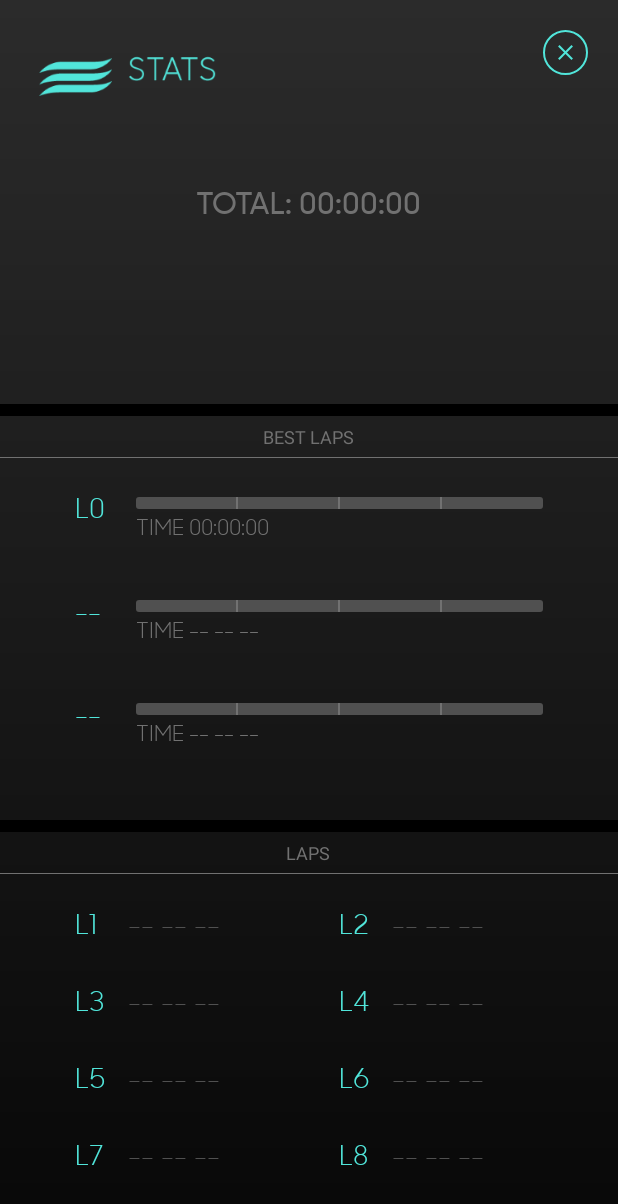
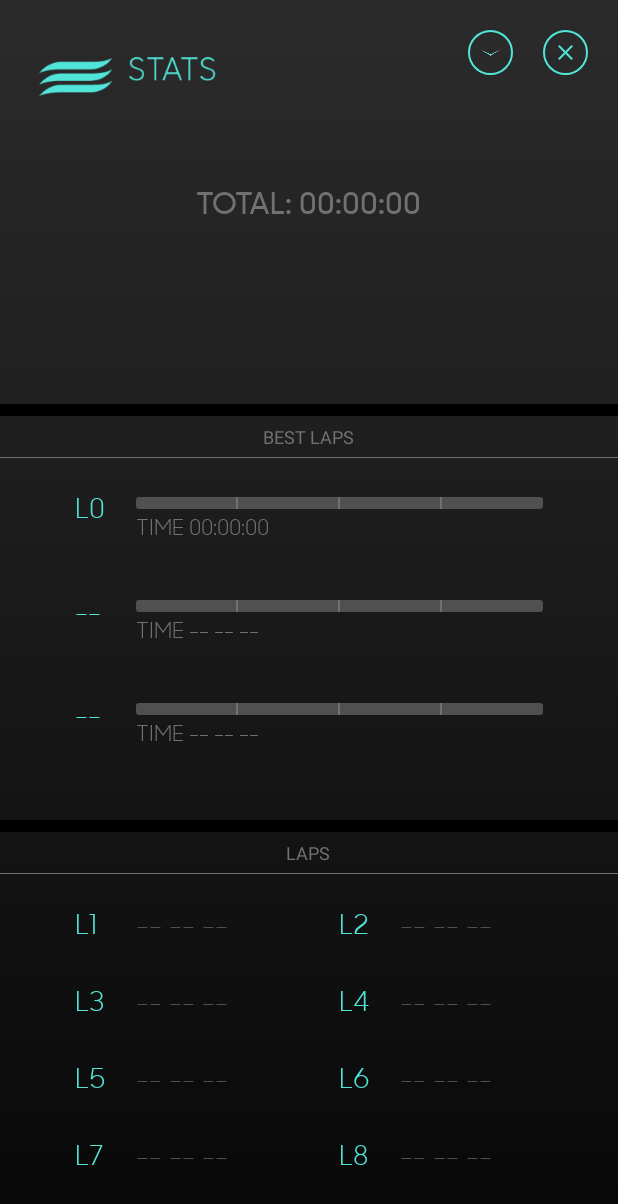
Before and after one commit to rodcrespo/blindcap, an Android app: the StatsActivity screen opened directly, with no data from a screen before it, on a phone screen of 412 x 824 dp. Shown: the top 1204 px of the screen. Run offline under Robolectric (Android 15) with nearby library versions, the light colour scheme and no system bars; 8 statements that could not run were skipped.

Commit message:
paginated stats

```diff
--- a/blindcap/src/main/java/com/eys/blindcap/CanvasView.java
+++ b/blindcap/src/main/java/com/eys/blindcap/CanvasView.java
@@ -16,6 +16,7 @@ import java.util.ArrayList;
 public class CanvasView extends View {
 
     ArrayList<Long> lapTimes = new ArrayList<Long>();
+    int page;
 
     Context context;
     private Path mPath;
@@ -56,11 +57,17 @@ public class CanvasView extends View {
     }
 
 
-    public void setData(LapDataList lapsData) {
+    public void setData(LapDataList lapsData, int page) {
         lapTimes.clear();
 
-        for (LapData lapData : lapsData) {
-            this.lapTimes.add( lapData.getMillis() );
+
+        this.page = page;
+        int numLaps = lapsData.size();
+        int numItems = 8;
+
+        for (int i = numItems * page ; i < numItems * (page + 1) ; i++) {
+            if (i >= numLaps) { break; }
+            this.lapTimes.add( lapsData.get(i).getMillis() );
         }
 
         invalidate();
@@ -116,7 +123,7 @@ public class CanvasView extends View {
 
             // draw text
             float textX = x - textOffset;
-            canvas.drawText("L"+String.valueOf(i+1), textX, textY, paintGreyText);
+            canvas.drawText("L"+String.valueOf((8*page) + i + 1), textX, textY, paintGreyText);
 
             // add point to path
             mPath.lineTo(x, y1);
@@ -125,17 +132,10 @@ public class CanvasView extends View {
         canvas.drawPath(mPath, paintBlueStroke);
     }
 
-
-//    public void clearCanvas() {
-//        mPath.reset();
+    public void clearCanvas() {
+        mPath.reset();
 //        invalidate();
-//    }
-
-
-//    private int toDp(int px) {
-//        final float scale = getResources().getDisplayMetrics().density;
-//        return (int) (px / scale);
-//    }
+    }
 
 
     private int toPx(int dp) {
--- a/blindcap/src/main/java/com/eys/blindcap/MainActivity.java
+++ b/blindcap/src/main/java/com/eys/blindcap/MainActivity.java
@@ -34,7 +34,7 @@ import java.util.ArrayList;
 
 public class MainActivity extends Activity implements View.OnTouchListener {
 
-    private final static int MAX_NUM_SNAPSHOOTS = 8;
+    private final static int MAX_NUM_SNAPSHOOTS = 100;
 
     // views
     private RelativeLayout content;
--- a/blindcap/src/main/java/com/eys/blindcap/StatsActivity.java
+++ b/blindcap/src/main/java/com/eys/blindcap/StatsActivity.java
@@ -25,8 +25,11 @@ import java.util.Comparator;
  */
 public class StatsActivity extends Activity {
 
+    private final static int MAX_LAPS = 96;
+
     private LapDataList lapsData;
     private long totalTime;
+    int page = 0;
 
     Typeface fontRegular, fontMedium;
 
@@ -49,18 +52,36 @@ public class StatsActivity extends Activity {
 
         animScale = AnimationUtils.loadAnimation(this, R.anim.scale_anim);
 
+        this.page = 0;
+
         // init views
-        initGraph();
+        initGraph(page);
         initBestLaps();
-        initLaps();
+        initLaps(page);
         initCloseBtn();
+        initNextPageBtn();
     }
 
+    private void nextPage(){
+        this.page = (this.page + 1) < (MAX_LAPS / 8) ? this.page + 1 : 0;
 
-    private void initGraph() {
+        CanvasView graphView = (CanvasView) findViewById(R.id.graphView);
+        graphView.clearCanvas();
+        initGraph(page);
+
+        ViewGroup container = (ViewGroup) findViewById(R.id.lapsContainer);
+        ViewGroup leftColumn = (ViewGroup) container.getChildAt(0);
+        ViewGroup rightColumn = (ViewGroup) container.getChildAt(1);
+        leftColumn.removeAllViews();
+        rightColumn.removeAllViews();
+        initLaps(page);
+
+    }
+
+    private void initGraph(int page) {
         // canvas
         CanvasView graphView = (CanvasView) findViewById(R.id.graphView);
-        graphView.setData(lapsData);
+        graphView.setData(lapsData, page);
 
         // total time
         TextView totalTimeView = (TextView) findViewById(R.id.totalTime);
@@ -134,7 +155,7 @@ public class StatsActivity extends Activity {
     }
 
 
-    private void initLaps() {
+    private void initLaps(int page) {
         ViewGroup container = (ViewGroup) findViewById(R.id.lapsContainer);
         ViewGroup leftColumn = (ViewGroup) container.getChildAt(0);
         ViewGroup rightColumn = (ViewGroup) container.getChildAt(1);
@@ -142,7 +163,7 @@ public class StatsActivity extends Activity {
         int numLaps = lapsData.size();
         int numItems = 8;
 
-        for (int i = 0; i < numItems; i++) {
+        for (int i = numItems * page ; i < numItems * (page + 1) ; i++) {
             String lapIndexText;
             String lapTimeText;
 
@@ -163,15 +184,6 @@ public class StatsActivity extends Activity {
             ((TextView) item.findViewById(R.id.lapTime)).setText(lapTimeText);
 
             if (i % 2 == 0) {
-                // align to right of container
-//                LinearLayout.LayoutParams params =
-//                        new LinearLayout.LayoutParams(
-//                                LinearLayout.LayoutParams.WRAP_CONTENT,
-//                                LinearLayout.LayoutParams.WRAP_CONTENT
-//                        );
-//                params.gravity = Gravity.RIGHT;
-//                item.setLayoutParams(params);
-
                 leftColumn.addView(item);
             } else {
                 rightColumn.addView(item);
@@ -183,8 +195,6 @@ public class StatsActivity extends Activity {
 
 
     private void closeStats() {
-//        Intent intent = new Intent(this, MainActivity.class);
-//        startActivity(intent);
         finish();
     }
 
@@ -197,6 +207,20 @@ public class StatsActivity extends Activity {
                 if(event.getAction() == MotionEvent.ACTION_DOWN){
                     v.startAnimation(animScale);
                     closeStats();
+                    return true;
+                }
+                return false;
+            }
+        });
+    }
+
+    private void initNextPageBtn() {
+        View nextPageBtn = findViewById(R.id.btnNextPage);
+        nextPageBtn.setOnTouchListener(new View.OnTouchListener(){
+            @Override
+            public boolean onTouch(View v, MotionEvent event) {
+                if(event.getAction() == MotionEvent.ACTION_DOWN){
+                    nextPage();
                     return true;
                 }
                 return false;
--- a/blindcap/src/main/res/layout/activity_stats.xml
+++ b/blindcap/src/main/res/layout/activity_stats.xml
@@ -123,4 +123,19 @@
             android:padding="8dp"/>
         </FrameLayout>
 
+    <FrameLayout
+        android:id="@+id/btnNextPage"
+        android:layout_width="30dp"
+        android:layout_height="30dp"
+        android:layout_alignParentRight="true"
+        android:layout_marginTop="20dp"
+        android:layout_marginRight="70dp"
+        android:background="@drawable/circle_line"
+        android:clickable="true">
+        <ImageView
+            android:layout_width="match_parent"
+            android:layout_height="match_parent"
+            android:src="@drawable/next_page_button"
+            android:padding="8dp"/>
+    </FrameLayout>
 </RelativeLayout>
--- a/blindcap/src/main/res/layout/item_best_lap.xml
+++ b/blindcap/src/main/res/layout/item_best_lap.xml
@@ -6,12 +6,12 @@
     android:layout_gravity="center">
     <TextView
         android:id="@+id/lapNumber"
-        android:layout_width="25dp"
+        android:layout_width="35dp"
         android:layout_height="wrap_content"
         android:text="--"
         android:textColor="@color/colorPrimary"
         android:textSize="18dp"
-        android:layout_marginRight="15dp"/>
+        android:layout_marginRight="5dp"/>
 
     <FrameLayout
         android:id="@+id/progressBar"
--- a/blindcap/src/main/res/layout/item_lap.xml
+++ b/blindcap/src/main/res/layout/item_lap.xml
@@ -5,12 +5,12 @@
     android:layout_weight="1">
     <TextView
         android:id="@+id/lapNumber"
-        android:layout_width="25dp"
+        android:layout_width="35dp"
         android:layout_height="wrap_content"
         android:textSize="18dp"
         android:textColor="@color/colorPrimary"
         android:text="00"
-        android:layout_marginRight="10dp"/>
+        android:layout_marginRight="5dp"/>
     <TextView
         android:id="@+id/lapTime"
         android:layout_width="wrap_content"
```
Also changed, not shown: blindcap/src/main/res/drawable-xhdpi/next_page_button.png (added).
